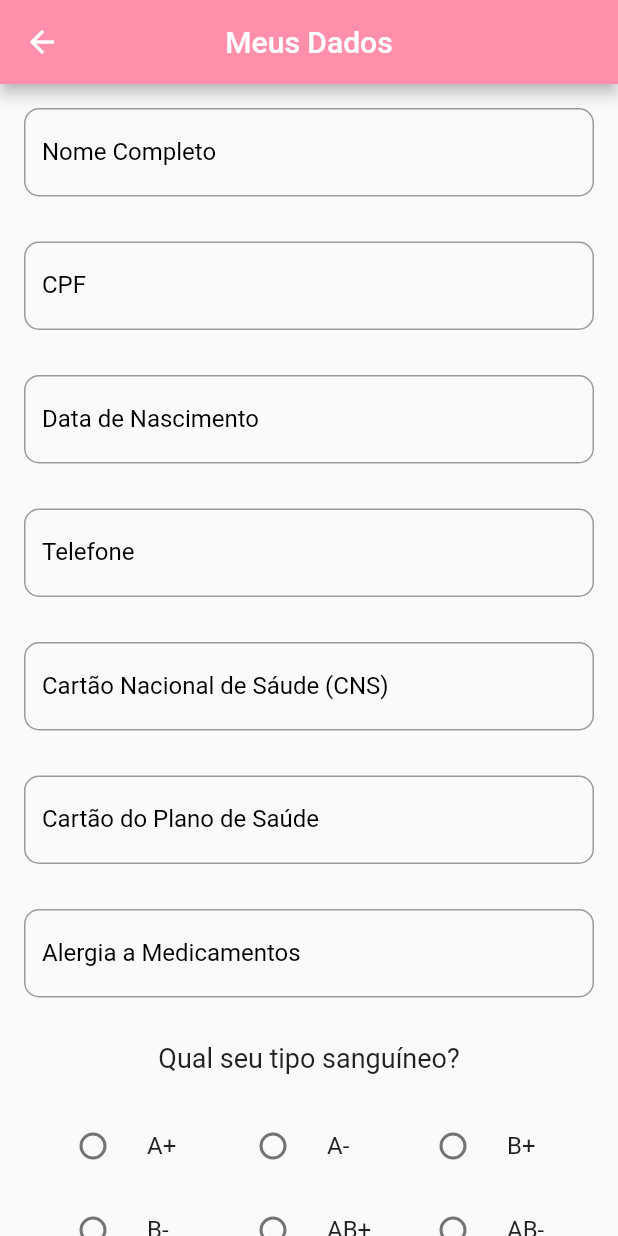
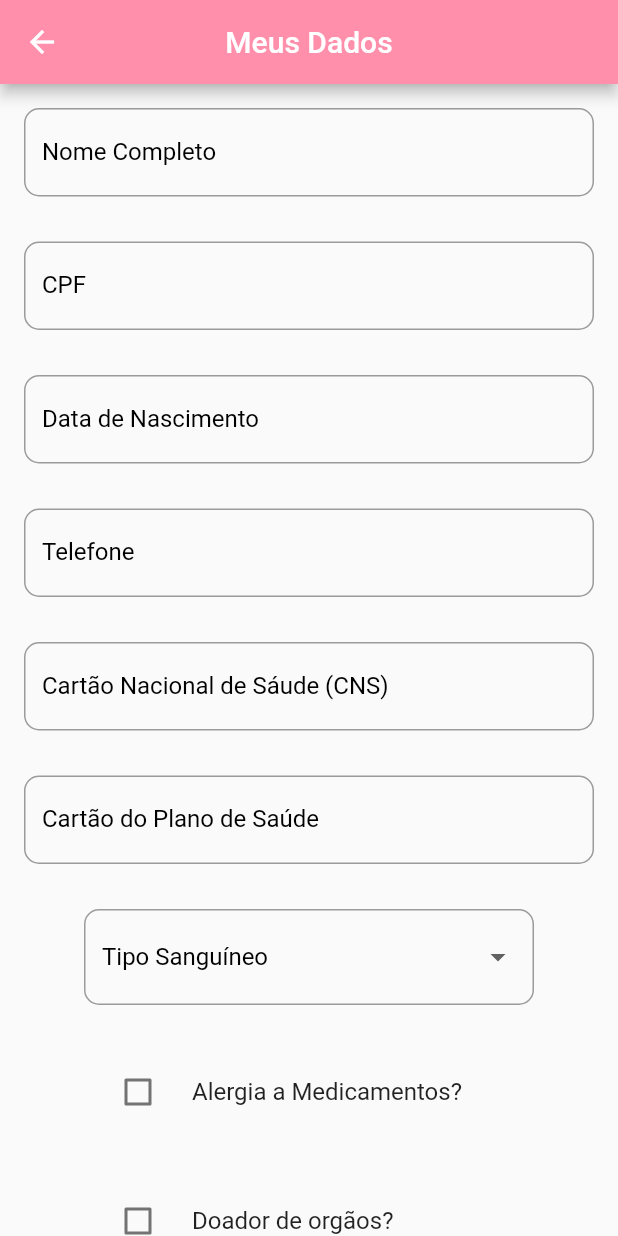
Before and after one commit to PedroPrazz/prognosticare, a Flutter app: the MyProfile screen opened directly, on a phone screen of 412 x 824 dp. Run offline on Flutter 3.47's test engine with Material 2 defaults, Android fonts, the phone set to English and light mode, and no system bars; our stand-ins replace brasil_fields, flutter_secure_storage, get; accounts and stored records are empty.

Commit message:
adicionando tipo sanguineo no profile

```diff
--- a/lib/homePage.dart
+++ b/lib/homePage.dart
@@ -119,10 +119,7 @@ class HomePage extends StatelessWidget {
               leading: Icon(Icons.subdirectory_arrow_left),
               title: Text('Sair do APP'),
               onTap: () {
-                Navigator.push(context,
-                        MaterialPageRoute(
-                          builder: (context) => LoginPage(),
-                        ));
+                Navigator.pushAndRemoveUntil(context, MaterialPageRoute(builder: (context) => LoginPage()), (route) => false);
               },
             ),
           ],
--- a/lib/profile.dart
+++ b/lib/profile.dart
@@ -12,7 +12,9 @@ class _MyProfileState extends State<MyProfile> {
   Widget build(BuildContext context) {
     String? tipoSanguineo;
     bool isChecked = false;
-    return Scaffold(
+
+    return Center(
+      child: Scaffold(
         appBar: AppBar(
           title: Text('Meus Dados'),
           centerTitle: true,
@@ -166,115 +168,99 @@ class _MyProfileState extends State<MyProfile> {
                   ),
                   SizedBox(height: 30),
                   Container(
-                  width: 500,
-                  child: TextFormField(
-                    // controller: _password,
+                    width: 300,
+                    child: DropdownButtonFormField<String>(
                       decoration: InputDecoration(
-                        labelText: 'Alergia a Medicamentos',
+                        labelText: 'Tipo Sanguíneo',
                         labelStyle: TextStyle(color: Colors.black),
+                        fillColor: Colors.white,
                         border: OutlineInputBorder(
-                            borderRadius: BorderRadius.circular(10)),
+                          borderRadius: BorderRadius.circular(10),
+                        ),
                         focusedBorder: OutlineInputBorder(
                           borderSide: BorderSide(
-                                color: Color.fromRGBO(255, 143, 171, 1)))),
-                    cursorColor: Color.fromRGBO(255, 143, 171, 1),
+                            color: Color.fromRGBO(255, 143, 171, 1),
+                          ),
+                        ),
+                      ),
+                      value: tipoSanguineo,
+                      onChanged: (String? newValue) {
+                        setState(() {
+                          tipoSanguineo = newValue;
+                        });
+                      },
+                      items: <String>[
+                        'A+',
+                        'A-',
+                        'B+',
+                        'B-',
+                        'O+',
+                        'O-',
+                        'AB+',
+                        'AB-'
+                      ].map<DropdownMenuItem<String>>((String value) {
+                        return DropdownMenuItem<String>(
+                          value: value,
+                          child: Row(
+                            children: [
+                              Icon(Icons
+                                  .bloodtype, color:  Color.fromRGBO(255, 143, 171, 1)), // Ícone que você pode personalizar
+                              SizedBox(
+                                  width:
+                                      10), // Espaçamento entre o ícone e o texto
+                              Text(
+                                value,
+                                style: TextStyle(
+                                  color: Color.fromRGBO(255, 143, 171, 1),
+                                  fontSize: 16,
+                                  fontWeight: FontWeight.normal,
+                                ),
+                              ),
+                            ],
+                          ),
+                        );
+                      }).toList(),
                       validator: (value) {
                         if (value == null || value.isEmpty) {
-                        return 'Medicamentos is required';
+                          return 'Tipo sanguíneo is required';
                         }
                         return null;
                       },
                     ),
                   ),
                   SizedBox(height: 30),
-                 Text("Qual seu tipo sanguíneo?", style: TextStyle(
-                    fontSize: 18),
-                ),
-                SizedBox(height: 20),
-                Wrap(
-                children: [
                   Container(
-                  width: 120,
-                  child: RadioListTile( title:Text('A+'), value: 'A+', groupValue: tipoSanguineo, onChanged: (value){
-                    setState(() {
-                      tipoSanguineo = value.toString();
-                    });
-                  }),
-                ),
-                Container(
-                  width: 120,
-                  child: RadioListTile( title:Text('A-'), value: 'A-', groupValue: tipoSanguineo, onChanged: (value){
-                    setState(() {
-                      tipoSanguineo = value.toString();
-                    });
-                  }),
-                ),
-                Container(
-                  width: 120,
-                  child: RadioListTile( title:Text('B+'), value: 'B+', groupValue: tipoSanguineo, onChanged: (value){
-                    setState(() {
-                      tipoSanguineo = value.toString();
-                    });
-                  }),
-                ),
-                Container(
-                  width: 120,
-                  child: RadioListTile( title:Text('B-'), value: 'B-', groupValue: tipoSanguineo, onChanged: (value){
-                    setState(() {
-                      tipoSanguineo = value.toString();
-                    });
-                  }),
-                ),
-                Container(
-                  width: 120,
-                  child: RadioListTile( title:Text('AB+'), value: 'AB+', groupValue: tipoSanguineo, onChanged: (value){
-                    setState(() {
-                      tipoSanguineo = value.toString();
-                    });
-                  }),
-                ),
-                Container(
-                  width: 120,
-                  child: RadioListTile( title:Text('AB-'), value: 'AB-', groupValue: tipoSanguineo, onChanged: (value){
-                    setState(() {
-                      tipoSanguineo = value.toString();
-                    });
-                  }),
-                ),
-                Container(
-                  width: 120,
-                  child: RadioListTile( title:Text('O+'), value: 'O+', groupValue: tipoSanguineo, onChanged: (value){
-                    setState(() {
-                      tipoSanguineo = value.toString();
-                    });
-                  }),
-                ),
-                Container(
-                  width: 120,
-                  child: RadioListTile( title:Text('O-'), value: 'O-', groupValue: tipoSanguineo, onChanged: (value){
-                    setState(() {
-                      tipoSanguineo = value.toString();
-                    });
-                  }),
-                )
-            ],
-          ),
-          SizedBox(height: 30),
-          CheckboxListTile(
-            title: Text('Doador de orgãos?'),
+                    width: 300,
+                    child: CheckboxListTile(
+                      title: Text('Alergia a Medicamentos?'),
                       value: isChecked,
                       controlAffinity: ListTileControlAffinity.leading,
                       checkColor: Color.fromRGBO(255, 143, 171, 1),
-            onChanged: (bool? value){
+                      onChanged: (bool? value) {
                         setState(() {
                           isChecked = value!;
                         });
                       },
                     ),
+                  ),
+                  SizedBox(height: 30),
+                  Container(
+                    width: 300,
+                    child: CheckboxListTile(
+                      title: Text('Doador de orgãos?'),
+                      value: isChecked,
+                      controlAffinity: ListTileControlAffinity.leading,
+                      checkColor: Color.fromRGBO(255, 143, 171, 1),
+                      onChanged: (bool? value) {
+                        setState(() {
+                          isChecked = value!;
+                        });
+                      },
+                    ),
+                  ),
                   SizedBox(height: 30),
                   ElevatedButton(
-                  onPressed: () async {
-                  },
+                    onPressed: () async {},
                     style: ElevatedButton.styleFrom(
                       backgroundColor: Color.fromRGBO(255, 143, 171, 1),
                       alignment: Alignment.center,
@@ -289,6 +275,7 @@ class _MyProfileState extends State<MyProfile> {
             ),
           ),
         ),
+      ),
     );
   }
 }
```
Lines whose indentation alone changed are shown as unchanged.
